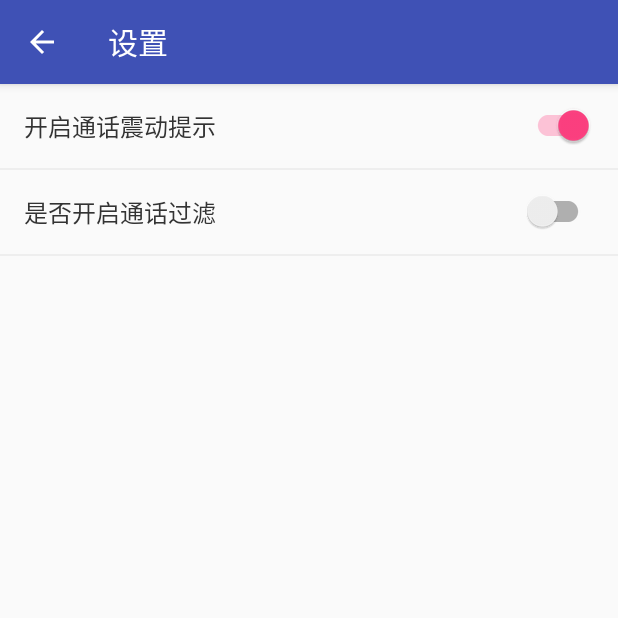
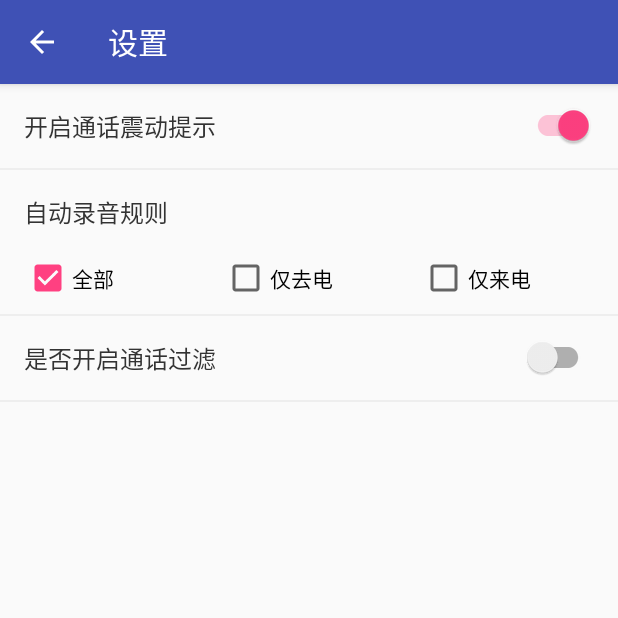
Before and after one commit to guoq1/CallAutoRecord, an Android app: the SetActivity screen opened directly, with no data from a screen before it, on a phone screen of 412 x 824 dp, the top half of it. Run offline under Robolectric (Android 15) with nearby library versions, the phone set to English and light mode, and no system bars.

Commit message:
增加设置录音规则

```diff
--- a/app/src/main/java/com/guoqi/callautorecord/CallListener.kt
+++ b/app/src/main/java/com/guoqi/callautorecord/CallListener.kt
@@ -65,12 +65,22 @@ class CallListener : PhoneStateListener() {
                 if (PhoneReceiver.isZhujiaoZhaiji) {
                     Log.e(PhoneReceiver.TAG, "主叫:摘机状态")
                     isZhujiaoZhaiji = false
-                    prepareRecord()
+                    if (ACache.get(context).getAsObject(SetActivity.RULE) == null
+                            || (ACache.get(context).getAsObject(SetActivity.RULE) as Int == 0)
+                            || (ACache.get(context).getAsObject(SetActivity.RULE) as Int == 1)
+                    ) {
+                        prepareRecord()
+                    }
                 }
                 if (PhoneReceiver.isLaiDian && !isLaidianZhaiji) {
                     Log.e(PhoneReceiver.TAG, "被叫:摘机状态")
                     isLaidianZhaiji = true
-                    prepareRecord()
+                    if (ACache.get(context).getAsObject(SetActivity.RULE) == null
+                            || (ACache.get(context).getAsObject(SetActivity.RULE) as Int == 0)
+                            || (ACache.get(context).getAsObject(SetActivity.RULE) as Int == 2)
+                    ) {
+                        prepareRecord()
+                    }
                 }
             }
             TelephonyManager.CALL_STATE_RINGING -> {
--- a/app/src/main/java/com/guoqi/callautorecord/SetActivity.kt
+++ b/app/src/main/java/com/guoqi/callautorecord/SetActivity.kt
@@ -11,6 +11,7 @@ class SetActivity : AppCompatActivity() {
 
     companion object {
         val VIRBATE = "vibrate"
+        val RULE = "rule"
         val FILTER = "filter"
         val FILTER_TIME = "filter_time"
     }
@@ -27,9 +28,51 @@ class SetActivity : AppCompatActivity() {
     private fun initSet() {
         setVibrate()
 
+        setRule()
+
         setFilter()
 
         setFilterTime()
+    }
+
+    //默认双向录音
+    private fun setRule() {
+        cb_callAll.setOnCheckedChangeListener { _, b ->
+            if (b) {
+                ACache.get(this).put(RULE, 0)
+                resetCheckRule(cb_callAll)
+            }
+        }
+        cb_callCome.setOnCheckedChangeListener { _, b ->
+            if (b) {
+                ACache.get(this).put(RULE, 1)
+                resetCheckRule(cb_callCome)
+            }
+        }
+        cb_callOut.setOnCheckedChangeListener { _, b ->
+            if (b) {
+                ACache.get(this).put(RULE, 2)
+                resetCheckRule(cb_callOut)
+            }
+        }
+
+        if (ACache.get(this).getAsObject(RULE) != null) {
+            when (ACache.get(this).getAsObject(RULE) as Int) {
+                0 -> {
+                    resetCheckRule(cb_callAll)
+                }
+                1 -> {
+                    resetCheckRule(cb_callCome)
+                }
+                2 -> {
+                    resetCheckRule(cb_callOut)
+                }
+            }
+        } else {
+            ACache.get(this).put(FILTER_TIME, 0)
+            resetCheckRule(cb_callAll)
+        }
+
     }
 
     //设置开启过滤,默认全部上传
@@ -124,6 +167,14 @@ class SetActivity : AppCompatActivity() {
         cb.isChecked = true
     }
 
+    private fun resetCheckRule(cb: CheckBox) {
+        cb_callAll.isChecked = false
+        cb_callCome.isChecked = false
+        cb_callOut.isChecked = false
+        //选中
+        cb.isChecked = true
+    }
+
     override fun onOptionsItemSelected(item: MenuItem): Boolean {
         val id = item.itemId
         if (id == android.R.id.home) {
--- a/app/src/main/res/layout/activity_set.xml
+++ b/app/src/main/res/layout/activity_set.xml
@@ -30,6 +30,64 @@
             android:layout_marginRight="16dp"
             android:checked="true" />
     </RelativeLayout>
+
+    <View
+        android:layout_width="match_parent"
+        android:layout_height="1dp"
+        android:background="#EEEEEE" />
+
+    <RelativeLayout
+        android:layout_width="match_parent"
+        android:layout_height="wrap_content"
+        android:layout_centerVertical="true"
+        android:visibility="visible">
+
+        <android.support.v7.widget.AppCompatTextView
+            android:layout_width="wrap_content"
+            android:layout_height="wrap_content"
+            android:layout_centerVertical="true"
+            android:layout_margin="16dp"
+            android:text="自动录音规则"
+            android:textColor="#333333"
+            android:textSize="16sp" />
+
+    </RelativeLayout>
+
+    <LinearLayout
+        android:id="@+id/ll_rule"
+        android:layout_width="match_parent"
+        android:layout_height="wrap_content"
+        android:orientation="horizontal"
+        android:visibility="visible">
+
+        <android.support.v7.widget.AppCompatCheckBox
+            android:id="@+id/cb_callAll"
+            android:layout_width="0dp"
+            android:layout_height="wrap_content"
+            android:layout_marginLeft="16dp"
+            android:layout_weight="1"
+            android:checked="true"
+            android:text="全部"
+            android:textSize="14sp" />
+
+        <android.support.v7.widget.AppCompatCheckBox
+            android:id="@+id/cb_callCome"
+            android:layout_width="0dp"
+            android:layout_height="wrap_content"
+            android:layout_weight="1"
+            android:text="仅去电"
+            android:textSize="14sp" />
+
+        <android.support.v7.widget.AppCompatCheckBox
+            android:id="@+id/cb_callOut"
+            android:layout_width="0dp"
+            android:layout_height="wrap_content"
+            android:layout_marginBottom="8dp"
+            android:layout_weight="1"
+            android:text="仅来电"
+            android:textSize="14sp" />
+
+    </LinearLayout>
 
     <View
         android:layout_width="match_parent"
```
